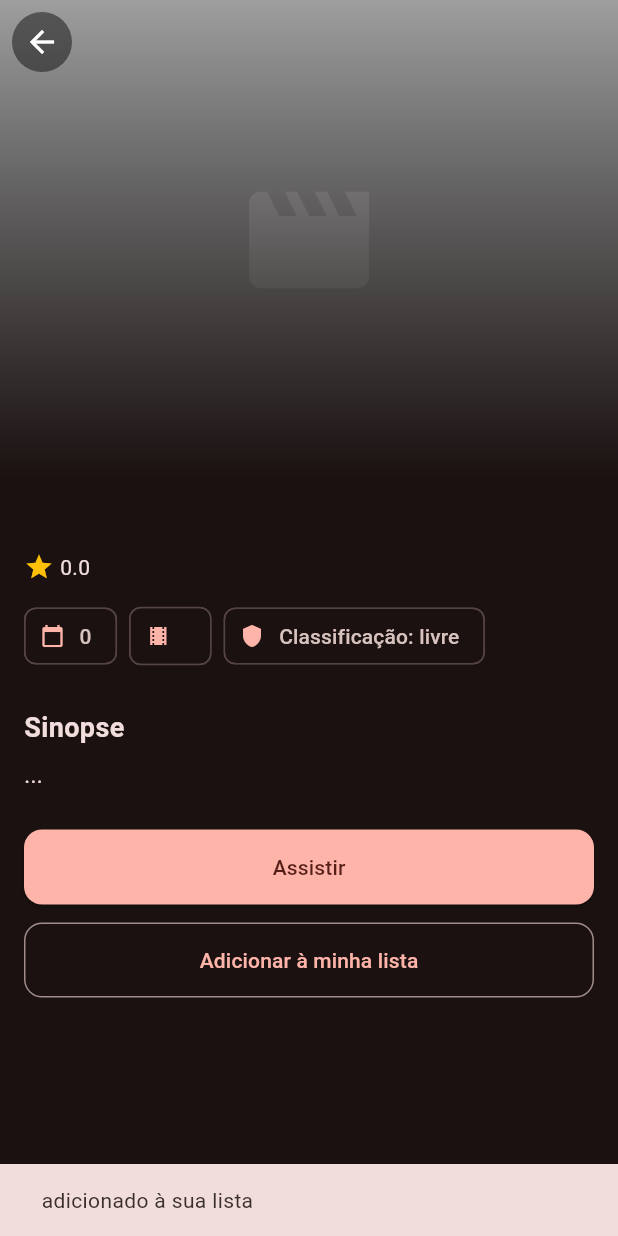
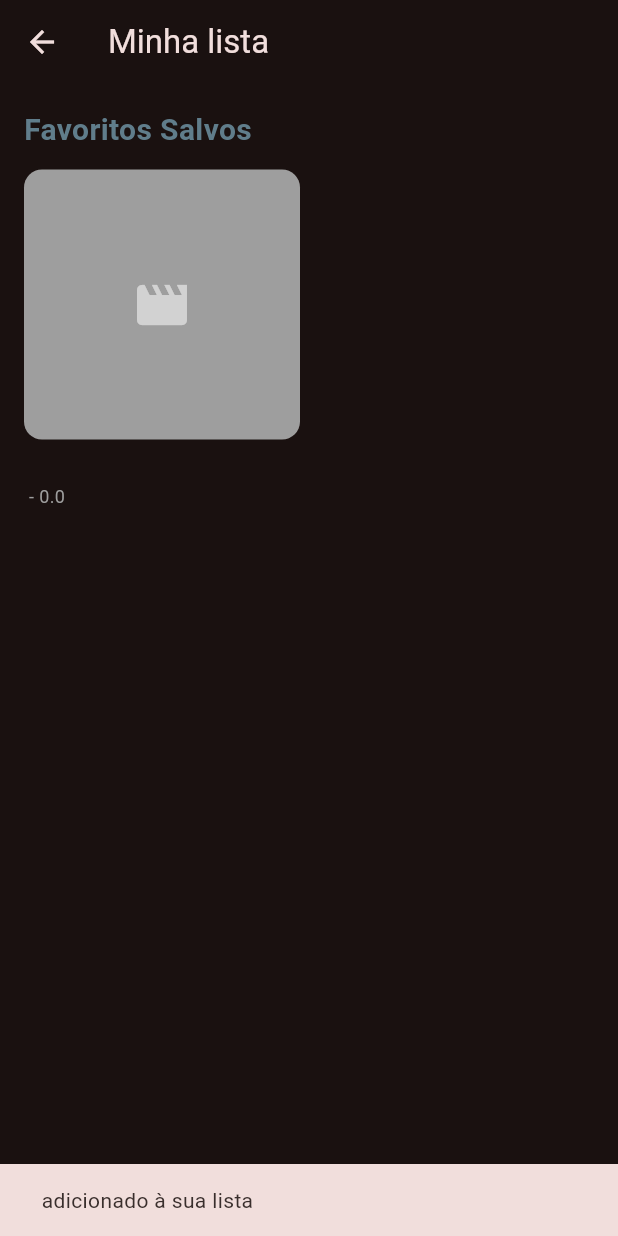
Before and after one commit to israalbuquerque/Projetostreaming, a Flutter app: the TelaDetalhes screen opened directly with empty values, after a tap on "Adicionar à minha lista", on a phone screen of 412 x 824 dp. Run offline on Flutter 3.47's test engine with Material 3 defaults, Android fonts, the phone set to English and light mode, and no system bars.

Commit message:
Projeto Streaming com as paginas pedidas.

```diff
--- /dev/null
+++ b/lib/models/lista_favoritos.dart
@@ -0,0 +1,18 @@
+import 'package:flutter/material.dart';
+import 'package:projetostreaming/models/filme.dart';
+
+class ListaFavoritos {
+  static final List<Filme> favoritos = [];
+
+  static bool contem(Filme filme) {
+    return favoritos.any((item) => item.titulo == filme.titulo);
+  }
+
+  static void alterar(Filme filme) {
+    if (contem(filme)) {
+      favoritos.removeWhere((item) => item.titulo == filme.titulo);
+    } else {
+      favoritos.add(filme);
+    }
+  }
+}
--- a/lib/screen/tela_detalhes.dart
+++ b/lib/screen/tela_detalhes.dart
@@ -1,9 +1,10 @@
 import 'package:flutter/material.dart'; // Ferramentas do Flutter
 import 'package:projetostreaming/models/filme.dart'; // A ficha Filme
 import 'package:projetostreaming/widgets/botao_principal.dart';
-import 'package:projetostreaming/widgets/botao_principal.dart'; // Nosso botão
+import 'package:projetostreaming/models/lista_favoritos.dart'; // Lista compartilhada
+import 'package:projetostreaming/screen/tela_minha_lista.dart'; // Nosso botão
 
-class TelaDetalhes extends StatelessWidget {
+class TelaDetalhes extends StatefulWidget {
   // A tela de detalhes. Sem estado por enquanto
   final Filme filme; // Guarda o filme recebido
 
@@ -13,7 +14,13 @@ class TelaDetalhes extends StatelessWidget {
   }); // Construtor: exige um filme
 
   @override // Reescreve o build
+  State<TelaDetalhes> createState() => _TelaDetalhesState();
+}
+
+class _TelaDetalhesState extends State<TelaDetalhes> {
   Widget build(BuildContext context) {
+    final filme = widget.filme;
+    final estaNaLista = ListaFavoritos.contem(filme);
     // Receita da tela
     return Scaffold(
       // Esqueleto da tela (sem AppBar: o botão voltar vai sobre a imagem)
@@ -181,16 +188,35 @@ class TelaDetalhes extends StatelessWidget {
                   const SizedBox(height: 12), // Espaço entre os botões
                   BotaoPrincipal(
                     // Botão de contorno: Minha lista
-                    texto: 'Adicionar à minha lista',
+                    texto: estaNaLista
+                        ? 'Remover da minha lista'
+                        : 'Adicionar à minha lista',
                     contorno: true, // Estilo só com borda
                     aoPressionar: () {
+                      setState(() {
+                        ListaFavoritos.alterar(filme);
+                      });
+
+                      final adicionado = ListaFavoritos.contem(filme);
+
                       ScaffoldMessenger.of(context).showSnackBar(
                         SnackBar(
                           content: Text(
-                            '${filme.titulo} adicionado à sua lista',
+                            adicionado
+                                ? '${filme.titulo} adicionado à sua lista'
+                                : '${filme.titulo} removido da sua lista',
                           ),
                         ),
                       );
+
+                      if (adicionado) {
+                        Navigator.push(
+                          context,
+                          MaterialPageRoute(
+                            builder: (_) => const TelaMinhaLista(),
+                          ),
+                        );
+                      }
                     },
                   ),
                   const SizedBox(height: 32), // Espaço final, para o último botão não colar no fim da tela
--- /dev/null
+++ b/lib/screen/tela_minha_lista.dart
@@ -0,0 +1,54 @@
+import 'package:flutter/material.dart';
+import 'package:projetostreaming/models/lista_favoritos.dart';
+import 'package:projetostreaming/widgets/titulo_secao.dart';
+import 'package:projetostreaming/widgets/cartao_filme.dart';
+import 'package:projetostreaming/models/filme.dart';
+
+class TelaMinhaLista extends StatefulWidget {
+  const TelaMinhaLista({super.key});
+
+  @override
+  State<TelaMinhaLista> createState() => _TelaMinhaListaState();
+}
+
+class _TelaMinhaListaState extends State<TelaMinhaLista> {
+  @override
+  Widget build(BuildContext context) {
+    final favoritos = ListaFavoritos.favoritos;
+    return Scaffold(
+      appBar: AppBar(title: const Text('Minha lista')),
+      body: Padding(
+        padding: EdgeInsetsGeometry.all(16),
+        child: Column(
+          crossAxisAlignment: CrossAxisAlignment.start,
+          children: [
+            const TituloSecao(titulo: 'Favoritos Salvos'),
+            const SizedBox(height: 12),
+            Expanded(
+              child: favoritos.isEmpty
+                  ? const Center(
+                      child: Text(
+                        'Nenhum tiutlo na sua lista ainda.',
+                        textAlign: TextAlign.center,
+                      ),
+                    )
+                  : GridView.builder(
+                      itemCount: favoritos.length,
+                      gridDelegate:
+                          const SliverGridDelegateWithFixedCrossAxisCount(
+                            crossAxisCount: 2,
+                            childAspectRatio: 0.65,
+                            crossAxisSpacing: 12,
+                            mainAxisSpacing: 12,
+                          ),
+                      itemBuilder: (context, index) {
+                        return CartaoFilme(filme: favoritos[index]);
+                      },
+                    ),
+            ),
+          ],
+        ),
+      ),
+    );
+  }
+}
```
Also changed, not shown: lib/main.dart (+10 -0 lines), lib/screen/tela_explorar.dart (+24 -0 lines), lib/screen/tela_home.dart (+20 -1 lines), lib/screen/tela_pesquisa.dart (added, +175 -0 lines), 1 other file.
